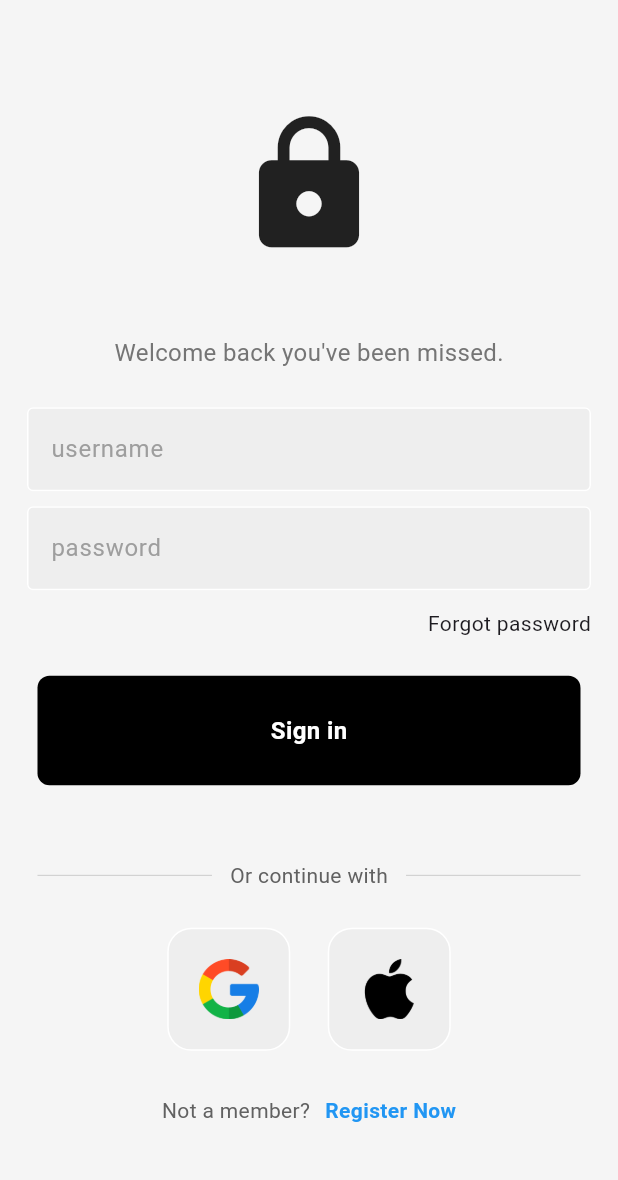
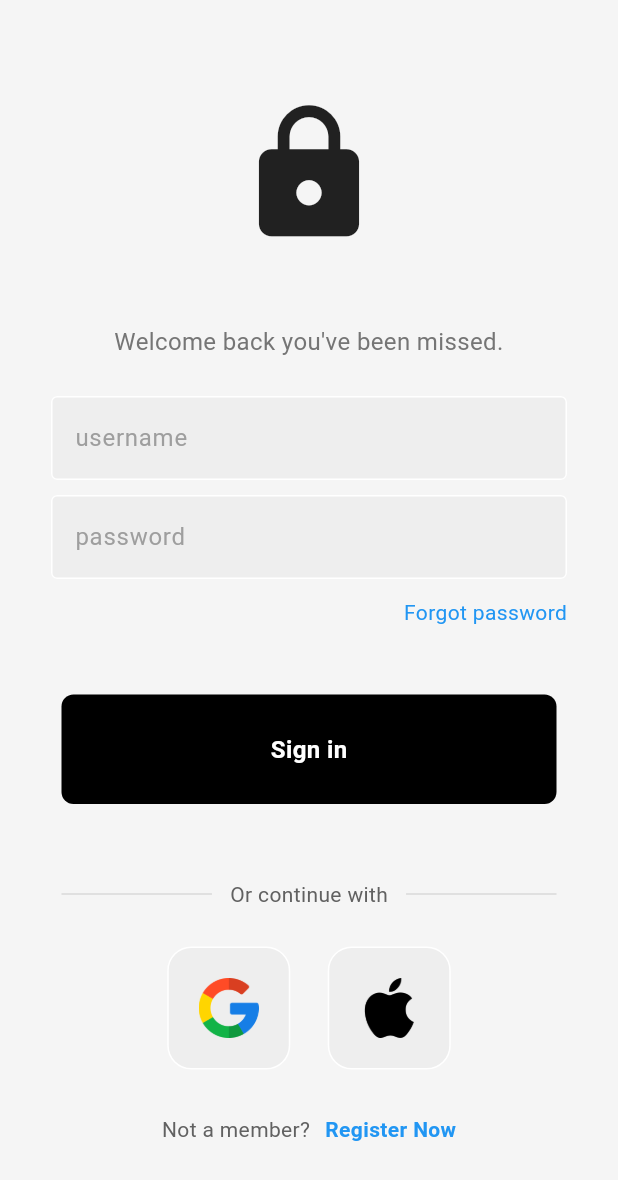
Before and after one commit to kalejaiyeoluwadara/authentication, a Flutter app: the screen it shows after launch, on a phone screen of 412 x 824 dp. Shown: the top 1180 px of the screen. Run offline on Flutter 3.47's test engine with Material 3 defaults, Android fonts, the phone set to English and light mode, and no system bars; our stand-ins replace firebase_auth, firebase_core; accounts and stored records are empty.

```diff
--- a/analysis_options.yaml
+++ b/analysis_options.yaml
@@ -1 +1,4 @@
 include: package:flutter_lints/flutter.yaml
+analyzer:
+  errors:
+    non_constant_identifier_names: ignore
--- a/lib/auth_page.dart
+++ b/lib/auth_page.dart
@@ -1,124 +1,23 @@
-// ignore_for_file: prefer_const_constructors
-
-import 'package:authentication/components/my_button.dart';
-import 'package:authentication/components/my_textfield.dart';
-import 'package:authentication/components/square_tile.dart';
+import 'package:authentication/home_page.dart';
+import 'package:authentication/login_page.dart';
+import 'package:firebase_auth/firebase_auth.dart';
 import 'package:flutter/material.dart';
 
 class AuthPage extends StatelessWidget {
-  AuthPage({super.key});
-  final username_controller = TextEditingController();
-  final password_controller = TextEditingController();
+  const AuthPage({super.key});
 
   @override
   Widget build(BuildContext context) {
     return Scaffold(
-      backgroundColor: Colors.grey[100],
-      body: Column(
-        mainAxisAlignment: MainAxisAlignment.center,
-        children: [
-          Center(
-            child: Icon(
-              Icons.lock,
-              size: 100,
-            ),
-          ),
-          SizedBox(height: 50),
-          Text(
-            'Welcome back you\'ve been missed.',
-            style: TextStyle(color: Colors.grey[600], fontSize: 16),
-          ),
-          SizedBox(height: 25),
-          MyTextfield(
-            hintText: 'username',
-            obscureText: false,
-            controller: username_controller,
-          ),
-          SizedBox(
-            height: 10,
-          ),
-          MyTextfield(
-            hintText: 'password',
-            obscureText: true,
-            controller: password_controller,
-          ),
-          Padding(
-            padding: const EdgeInsets.only(top: 12, right: 18.0),
-            child: const Row(
-              mainAxisAlignment: MainAxisAlignment.end,
-              children: [
-                Text('Forgot password'),
-              ],
-            ),
-          ),
-          MyButton(
-            onTap: () {},
-          ),
-          SizedBox(
-            height: 25,
-          ),
-          Padding(
-            padding: const EdgeInsets.symmetric(horizontal: 25.0),
-            child: Row(
-              children: [
-                Expanded(
-                    child: Divider(
-                  thickness: 0.5,
-                  color: Colors.grey[400],
-                )),
-                Padding(
-                  padding: const EdgeInsets.symmetric(horizontal: 12.0),
-                  child: Text(
-                    'Or continue with',
-                    style: TextStyle(color: Colors.grey[700]),
-                  ),
-                ),
-                Expanded(
-                  child: Divider(
-                    thickness: 0.5,
-                    color: Colors.grey[400],
-                  ),
-                ),
-              ],
-            ),
-          ),
-          SizedBox(
-            height: 25,
-          ),
-          const Row(
-            mainAxisAlignment: MainAxisAlignment.center,
-            children: [
-              SquareTile(
-                imagePath: 'assets/images/google.png',
-              ),
-              SizedBox(width: 25),
-              SquareTile(
-                imagePath: 'assets/images/apple.png',
-              )
-            ],
-          ),
-          const SizedBox(
-            height: 30,
-          ),
-          Row(
-            mainAxisAlignment: MainAxisAlignment.center,
-            children: [
-              Text(
-                'Not a member?',
-                style: TextStyle(color: Colors.grey[700]),
-              ),
-              SizedBox(
-                width: 10,
-              ),
-              Text(
-                'Register Now',
-                style:
-                    TextStyle(color: Colors.blue, fontWeight: FontWeight.bold),
-              )
-            ],
-          )
-        ],
-      ),
+      body: StreamBuilder<User?>(
+          stream: FirebaseAuth.instance.authStateChanges(),
+          builder: (context, snapshot) {
+            if (snapshot.hasData) {
+              return HomePage();
+            } else {
+              return LoginPage();
+            }
+          }),
     );
   }
 }
--- /dev/null
+++ b/lib/login_page.dart
@@ -0,0 +1,199 @@
+// ignore_for_file: prefer_const_constructors
+
+import 'package:authentication/components/my_button.dart';
+import 'package:authentication/components/my_textfield.dart';
+import 'package:authentication/components/square_tile.dart';
+import 'package:firebase_auth/firebase_auth.dart';
+import 'package:flutter/material.dart';
+
+class LoginPage extends StatefulWidget {
+  final Function()? onTap;
+  const LoginPage({super.key, required this.onTap});
+
+  @override
+  State<LoginPage> createState() => _LoginPageState();
+}
+
+class _LoginPageState extends State<LoginPage> {
+  final username_controller = TextEditingController();
+
+  final password_controller = TextEditingController();
+
+  void signIn() async {
+    // Show loading screen
+    showDialog(
+      context: context,
+      barrierDismissible: false, // Prevent dismissing by tapping outside
+      builder: (context) {
+        return const Center(
+          child: CircularProgressIndicator(),
+        );
+      },
+    );
+
+    try {
+      // Attempt sign-in
+      await FirebaseAuth.instance.signInWithEmailAndPassword(
+        email: username_controller.text.trim(),
+        password: password_controller.text.trim(),
+      );
+
+      // Dismiss the loading dialog on success
+      if (Navigator.canPop(context)) {
+        Navigator.pop(context);
+      }
+
+      // Navigate to the next screen or perform actions for successful login
+      // Example: Navigator.pushReplacement(...)
+    } on FirebaseAuthException catch (e) {
+      // Dismiss the loading dialog on error
+      if (Navigator.canPop(context)) {
+        Navigator.pop(context);
+      }
+      ErrorMessage(e.code);
+    }
+  }
+
+  void ErrorMessage(String message) {
+    showDialog(
+      context: context,
+      builder: (context) {
+        return AlertDialog(
+          title: const Text('Something went wrong'),
+          content: Text(message),
+          actions: [
+            TextButton(
+              onPressed: () => Navigator.pop(context),
+              child: const Text('OK'),
+            ),
+          ],
+        );
+      },
+    );
+  }
+
+  @override
+  Widget build(BuildContext context) {
+    return SafeArea(
+      child: Scaffold(
+        backgroundColor: Colors.grey[100],
+        body: SingleChildScrollView(
+          child: Padding(
+            padding: const EdgeInsets.all(16.0), // Add some padding for spacing
+            child: Column(
+              mainAxisAlignment: MainAxisAlignment.center,
+              children: [
+                SizedBox(height: 50), // Ensure some top spacing
+                Center(
+                  child: Icon(
+                    Icons.lock,
+                    size: 100,
+                  ),
+                ),
+                SizedBox(height: 50),
+                Text(
+                  'Welcome back you\'ve been missed.',
+                  style: TextStyle(color: Colors.grey[600], fontSize: 16),
+                  textAlign: TextAlign.center, // Center align the text
+                ),
+                SizedBox(height: 25),
+                MyTextfield(
+                  hintText: 'username',
+                  obscureText: false,
+                  controller: username_controller,
+                ),
+                SizedBox(height: 10),
+                MyTextfield(
+                  hintText: 'password',
+                  obscureText: true,
+                  controller: password_controller,
+                ),
+                Padding(
+                  padding: const EdgeInsets.only(top: 12, right: 18.0),
+                  child: const Row(
+                    mainAxisAlignment: MainAxisAlignment.end,
+                    children: [
+                      Text(
+                        'Forgot password',
+                        style: TextStyle(color: Colors.blue),
+                      ),
+                    ],
+                  ),
+                ),
+                SizedBox(height: 20),
+                MyButton(
+                  onTap: signIn,
+                ),
+                SizedBox(height: 25),
+                Padding(
+                  padding: const EdgeInsets.symmetric(horizontal: 25.0),
+                  child: Row(
+                    children: [
+                      Expanded(
+                        child: Divider(
+                          thickness: 0.5,
+                          color: Colors.grey[400],
+                        ),
+                      ),
+                      Padding(
+                        padding: const EdgeInsets.symmetric(horizontal: 12.0),
+                        child: Text(
+                          'Or continue with',
+                          style: TextStyle(color: Colors.grey[700]),
+                        ),
+                      ),
+                      Expanded(
+                        child: Divider(
+                          thickness: 0.5,
+                          color: Colors.grey[400],
+                        ),
+                      ),
+                    ],
+                  ),
+                ),
+                SizedBox(height: 25),
+                const Row(
+                  mainAxisAlignment: MainAxisAlignment.center,
+                  children: [
+                    SquareTile(
+                      imagePath: 'assets/images/google.png',
+                    ),
+                    SizedBox(width: 25),
+                    SquareTile(
+                      imagePath: 'assets/images/apple.png',
+                    ),
+                  ],
+                ),
+                SizedBox(height: 30),
+                Row(
+                  mainAxisAlignment: MainAxisAlignment.center,
+                  children: [
+                    Text(
+                      'Not a member?',
+                      style: TextStyle(color: Colors.grey[700]),
+                    ),
+                    SizedBox(width: 10),
+                    GestureDetector(
+                      onTap: () {
+                        // Handle navigation to the registration page
+                      },
+                      child: GestureDetector(
+                        onTap: widget.onTap,
+                        child: Text(
+                          'Register Now',
+                          style: TextStyle(
+                              color: Colors.blue, fontWeight: FontWeight.bold),
+                        ),
+                      ),
+                    )
+                  ],
+                ),
+                SizedBox(height: 30), // Add spacing at the bottom
+              ],
+            ),
+          ),
+        ),
+      ),
+    );
+  }
+}
--- a/lib/main.dart
+++ b/lib/main.dart
@@ -1,8 +1,13 @@
-import 'package:authentication/alert.dart';
 import 'package:authentication/auth_page.dart';
+import 'package:authentication/firebase_options.dart';
+import 'package:firebase_core/firebase_core.dart';
 import 'package:flutter/material.dart';
 
-void main() {
+void main() async {
+  WidgetsFlutterBinding.ensureInitialized();
+  await Firebase.initializeApp(
+    options: DefaultFirebaseOptions.currentPlatform,
+  );
   runApp(const MainApp());
 }
 
@@ -11,7 +16,7 @@ class MainApp extends StatelessWidget {
 
   @override
   Widget build(BuildContext context) {
-    return MaterialApp(
+    return const MaterialApp(
       debugShowCheckedModeBanner: false,
       home: Scaffold(
         body: Center(
--- a/pubspec.yaml
+++ b/pubspec.yaml
@@ -10,6 +10,7 @@ dependencies:
   flutter:
     sdk: flutter
   firebase_core: ^3.10.0
+  firebase_auth: ^5.4.0
 
 dev_dependencies:
   flutter_test:
```
Also changed, not shown: lib/home_page.dart (added, +44 -0 lines), lib/firebase_options.dart, pubspec.lock, 9 other files.
